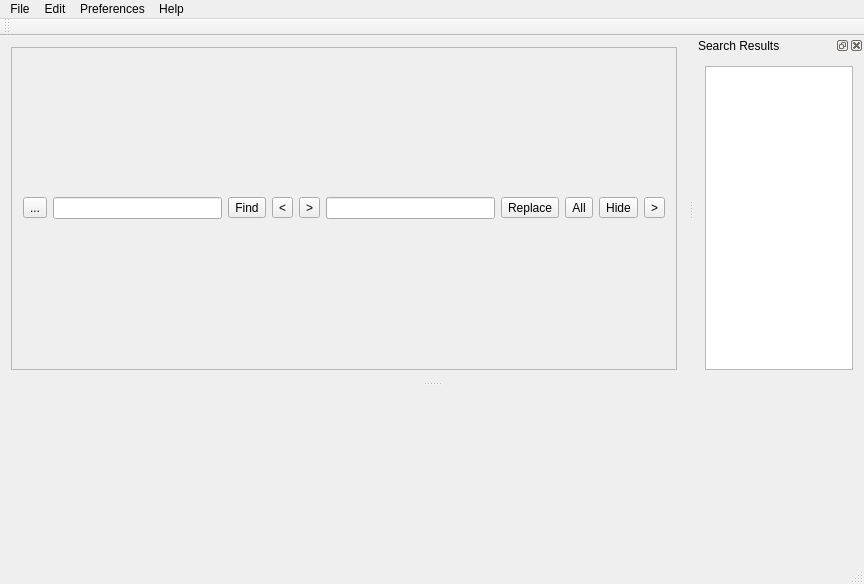
ic005k/Xplist, file mainwindow.ui: the form before one commit.
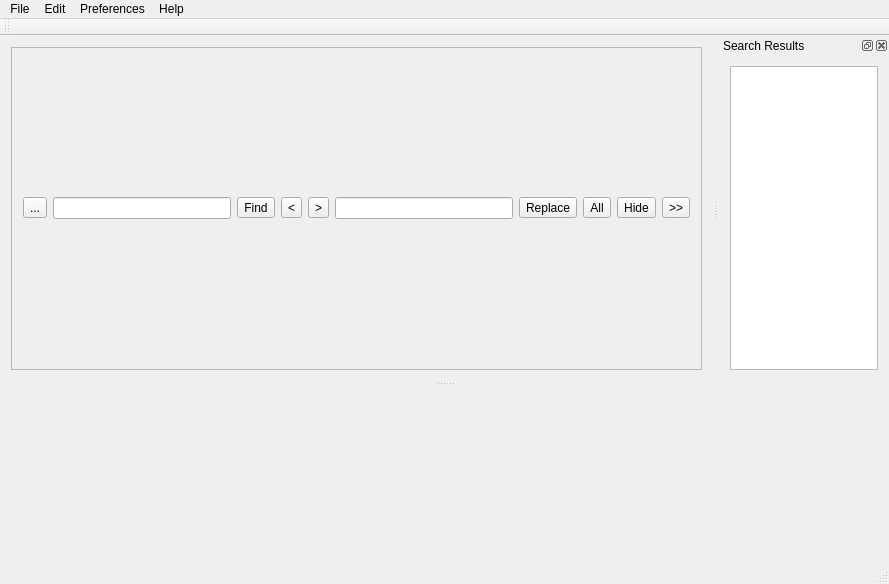
The form after the commit. Icons and pictures are not drawn.

```diff
--- a/mainwindow.ui
+++ b/mainwindow.ui
@@ -6,7 +6,7 @@
    <rect>
     <x>0</x>
     <y>0</y>
-    <width>864</width>
+    <width>889</width>
     <height>584</height>
    </rect>
   </property>
@@ -110,7 +110,11 @@
           <string>Replace</string>
          </property>
          <property name="text">
-          <string>&gt;</string>
+          <string>&gt;&gt;</string>
+         </property>
+         <property name="icon">
+          <iconset resource="res.qrc">
+           <normaloff>:/new/toolbar/res/replace.svg</normaloff>:/new/toolbar/res/replace.svg</iconset>
          </property>
         </widget>
        </item>
@@ -127,7 +131,7 @@
     <rect>
      <x>0</x>
      <y>0</y>
-     <width>864</width>
+     <width>889</width>
      <height>24</height>
     </rect>
    </property>
@@ -239,7 +243,7 @@
    <property name="minimumSize">
     <size>
      <width>135</width>
-     <height>166</height>
+     <height>168</height>
     </size>
    </property>
    <property name="maximumSize">
```
Left out of the diff: 52 changed lines with no effect on the pictures.
